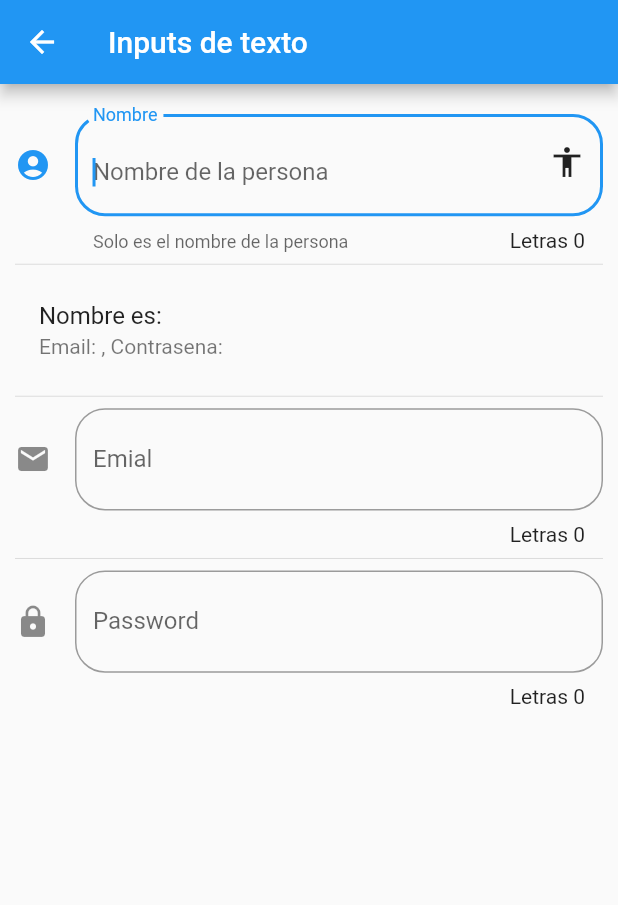
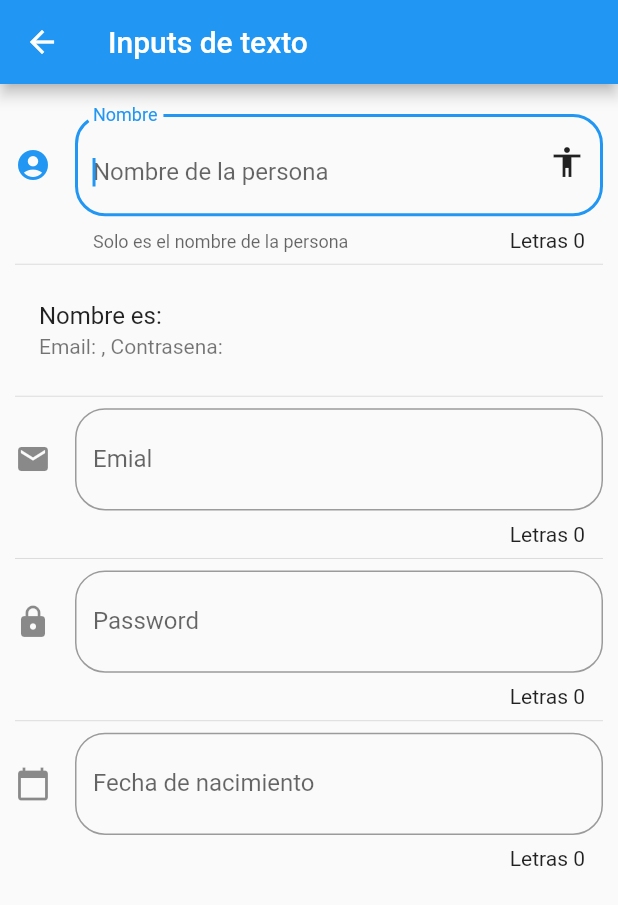
Before and after one commit to srfrancisco17/componentes, a Flutter app: the InputPage screen opened by its route, on a phone screen of 412 x 824 dp. Shown: the top 905 px of the screen. Run offline on Flutter 3.47's test engine with Material 2 defaults, Android fonts, the phone set to English and light mode, and no system bars; statements that could not run were skipped.

Commit message:
guardar errpr

```diff
--- a/lib/src/pages/input_page.dart
+++ b/lib/src/pages/input_page.dart
@@ -1,4 +1,4 @@
-// ignore_for_file: prefer_const_constructors
+// ignore_for_file: prefer_const_constructors, unnecessary_new
 
 import 'package:flutter/material.dart';
 
@@ -30,6 +30,8 @@ class _InputPageState extends State<InputPage> {
           _crearEmail(),
           Divider(),
           _crearPassword(),
+          Divider(),
+          _crearFecha(context),
         ],
       ),
     );
@@ -101,4 +103,32 @@ class _InputPageState extends State<InputPage> {
     );
   }
 
+  Widget _crearFecha(BuildContext context) {
+
+    return TextField(
+      enableInteractiveSelection: false,
+      decoration: InputDecoration(
+        border: OutlineInputBorder(borderRadius: BorderRadius.circular(20.0)),
+        counter: Text('Letras ${_email.length}'),
+        hintText: 'Fecha de nacimiento',
+        labelText: 'Fecha de nacimiento',
+        suffix: Icon(Icons.perm_contact_calendar),
+        icon: Icon(Icons.calendar_today),
+      ),
+      onTap: () {
+        FocusScope.of(context).requestFocus(new FocusNode());
+        _selectDate(context)
+      },
+    );
+  }
+
+  _selectDate(BuildContext context) async{
+    DateTime picked = await showDatePicker(
+      context: context,
+      // initialDate: new DateTime.now(),
+      // firstDate: new DateTime(2020),
+      // lastDate: new DateTime(2022),
+    );
+  }
+
 }
```
